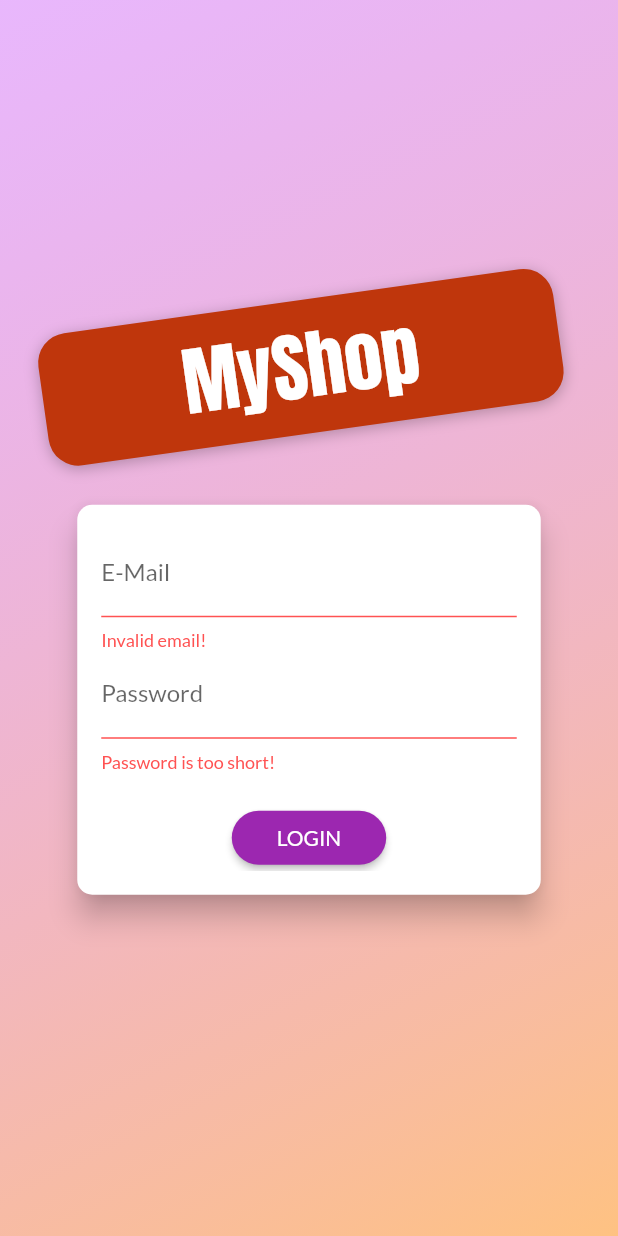
After one commit to dimeprog/DushShop, a Flutter app: the AuthScreen screen opened directly, after a tap on "LOGIN", on a phone screen of 412 x 824 dp. The commit adds this screen. Run offline on Flutter 3.47's test engine with Material 2 defaults, Android fonts, the phone set to English and light mode, and no system bars; network calls fail.

Commit message:
first added file

```diff
--- a/dushshop/lib/main.dart
+++ b/dushshop/lib/main.dart
@@ -42,7 +42,24 @@
             accentColor: Colors.deepOrange,
             errorColor: Colors.redAccent,
             fontFamily: 'Lato',
+            accentTextTheme: const TextTheme(
+              titleMedium: TextStyle(
+                color: Colors.lightBlue,
+              ),
+              bodyLarge: TextStyle(
+                  color: Colors.black38,
+                  fontSize: 26,
+                  fontWeight: FontWeight.bold),
+              bodyMedium: TextStyle(
+                color: Colors.black,
+                fontSize: 18,
+                fontWeight: FontWeight.bold,
+              ),
+            ),
             textTheme: const TextTheme(
+              titleMedium: TextStyle(
+                color: Colors.lightBlue,
+              ),
               bodyLarge: TextStyle(
                   color: Colors.black38,
                   fontSize: 26,
--- /dev/null
+++ b/dushshop/lib/screens/268 auth_screen.dart
@@ -0,0 +1,228 @@
+import 'dart:math';
+
+import 'package:flutter/material.dart';
+
+enum AuthMode { Signup, Login }
+
+class AuthScreen extends StatelessWidget {
+  static const routeName = '/auth';
+
+  @override
+  Widget build(BuildContext context) {
+    final deviceSize = MediaQuery.of(context).size;
+    // final transformConfig = Matrix4.rotationZ(-8 * pi / 180);
+    // transformConfig.translate(-10.0);
+    return Scaffold(
+      // resizeToAvoidBottomInset: false,
+      body: Stack(
+        children: <Widget>[
+          Container(
+            decoration: BoxDecoration(
+              gradient: LinearGradient(
+                colors: [
+                  Color.fromRGBO(215, 117, 255, 1).withOpacity(0.5),
+                  Color.fromRGBO(255, 188, 117, 1).withOpacity(0.9),
+                ],
+                begin: Alignment.topLeft,
+                end: Alignment.bottomRight,
+                stops: [0, 1],
+              ),
+            ),
+          ),
+          SingleChildScrollView(
+            child: Container(
+              height: deviceSize.height,
+              width: deviceSize.width,
+              child: Column(
+                mainAxisAlignment: MainAxisAlignment.center,
+                crossAxisAlignment: CrossAxisAlignment.center,
+                children: <Widget>[
+                  Flexible(
+                    child: Container(
+                      margin: EdgeInsets.only(bottom: 20.0),
+                      padding:
+                          EdgeInsets.symmetric(vertical: 8.0, horizontal: 94.0),
+                      transform: Matrix4.rotationZ(-8 * pi / 180)
+                        ..translate(-10.0),
+                      // ..translate(-10.0),
+                      decoration: BoxDecoration(
+                        borderRadius: BorderRadius.circular(20),
+                        color: Colors.deepOrange.shade900,
+                        boxShadow: const [
+                          BoxShadow(
+                            blurRadius: 8,
+                            color: Colors.black26,
+                            offset: Offset(0, 2),
+                          )
+                        ],
+                      ),
+                      child: Text(
+                        'MyShop',
+                        style: TextStyle(
+                          color: Theme.of(context)
+                              .accentTextTheme
+                              .titleMedium
+                              ?.color,
+                          fontSize: 50,
+                          fontFamily: 'Anton',
+                          fontWeight: FontWeight.normal,
+                        ),
+                      ),
+                    ),
+                  ),
+                  Flexible(
+                    flex: deviceSize.width > 600 ? 2 : 1,
+                    child: AuthCard(),
+                  ),
+                ],
+              ),
+            ),
+          ),
+        ],
+      ),
+    );
+  }
+}
+
+class AuthCard extends StatefulWidget {
+  const AuthCard({
+    Key? key,
+  }) : super(key: key);
+
+  @override
+  _AuthCardState createState() => _AuthCardState();
+}
+
+class _AuthCardState extends State<AuthCard> {
+  final GlobalKey<FormState> _formKey = GlobalKey();
+  AuthMode _authMode = AuthMode.Login;
+  Map<String, String> _authData = {
+    'email': '',
+    'password': '',
+  };
+  var _isLoading = false;
+  final _passwordController = TextEditingController();
+
+  void _submit() {
+    if (!_formKey.currentState!.validate()) {
+      // Invalid!
+      return;
+    }
+    _formKey.currentState!.save();
+    setState(() {
+      _isLoading = true;
+    });
+    if (_authMode == AuthMode.Login) {
+      // Log user in
+    } else {
+      // Sign user up
+    }
+    setState(() {
+      _isLoading = false;
+    });
+  }
+
+  void _switchAuthMode() {
+    if (_authMode == AuthMode.Login) {
+      setState(() {
+        _authMode = AuthMode.Signup;
+      });
+    } else {
+      setState(() {
+        _authMode = AuthMode.Login;
+      });
+    }
+  }
+
+  @override
+  Widget build(BuildContext context) {
+    final deviceSize = MediaQuery.of(context).size;
+    return Card(
+      shape: RoundedRectangleBorder(
+        borderRadius: BorderRadius.circular(10.0),
+      ),
+      elevation: 8.0,
+      child: Container(
+        height: _authMode == AuthMode.Signup ? 320 : 260,
+        constraints:
+            BoxConstraints(minHeight: _authMode == AuthMode.Signup ? 320 : 260),
+        width: deviceSize.width * 0.75,
+        padding: EdgeInsets.all(16.0),
+        child: Form(
+          key: _formKey,
+          child: SingleChildScrollView(
+            child: Column(
+              children: <Widget>[
+                TextFormField(
+                  decoration: InputDecoration(labelText: 'E-Mail'),
+                  keyboardType: TextInputType.emailAddress,
+                  validator: (value) {
+                    if (value!.isEmpty || !value.contains('@')) {
+                      return 'Invalid email!';
+                    }
+                    return null;
+                  },
+                  onSaved: (value) {
+                    _authData['email'] = value!;
+                  },
+                ),
+                TextFormField(
+                  decoration: InputDecoration(labelText: 'Password'),
+                  obscureText: true,
+                  controller: _passwordController,
+                  validator: (value) {
+                    if (value!.isEmpty || value.length < 5) {
+                      return 'Password is too short!';
+                    }
+                  },
+                  onSaved: (value) {
+                    _authData['password'] = value!;
+                  },
+                ),
+                if (_authMode == AuthMode.Signup)
+                  TextFormField(
+                    enabled: _authMode == AuthMode.Signup,
+                    decoration: InputDecoration(labelText: 'Confirm Password'),
+                    obscureText: true,
+                    validator: _authMode == AuthMode.Signup
+                        ? (value) {
+                            if (value != _passwordController.text) {
+                              return 'Passwords do not match!';
+                            }
+                          }
+                        : null,
+                  ),
+                const SizedBox(
+                  height: 20,
+                ),
+                if (_isLoading)
+                  CircularProgressIndicator()
+                else
+                  RaisedButton(
+                    child:
+                        Text(_authMode == AuthMode.Login ? 'LOGIN' : 'SIGN UP'),
+                    onPressed: _submit,
+                    shape: RoundedRectangleBorder(
+                      borderRadius: BorderRadius.circular(30),
+                    ),
+                    padding:
+                        EdgeInsets.symmetric(horizontal: 30.0, vertical: 8.0),
+                    color: Theme.of(context).primaryColor,
+                    textColor: Theme.of(context).primaryTextTheme.button?.color,
+                  ),
+                FlatButton(
+                  child: Text(
+                      '${_authMode == AuthMode.Login ? 'SIGNUP' : 'LOGIN'} INSTEAD'),
+                  onPressed: _switchAuthMode,
+                  padding: EdgeInsets.symmetric(horizontal: 30.0, vertical: 4),
+                  materialTapTargetSize: MaterialTapTargetSize.shrinkWrap,
+                  textColor: Theme.of(context).primaryColor,
+                ),
+              ],
+            ),
+          ),
+        ),
+      ),
+    );
+  }
+}
```
